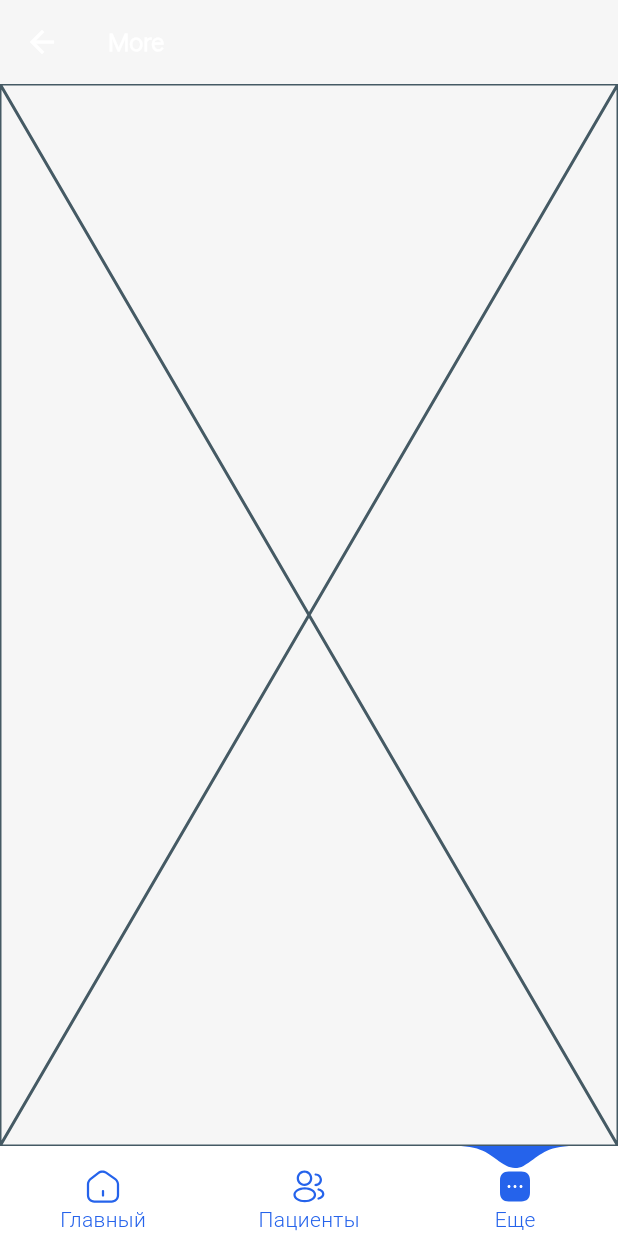
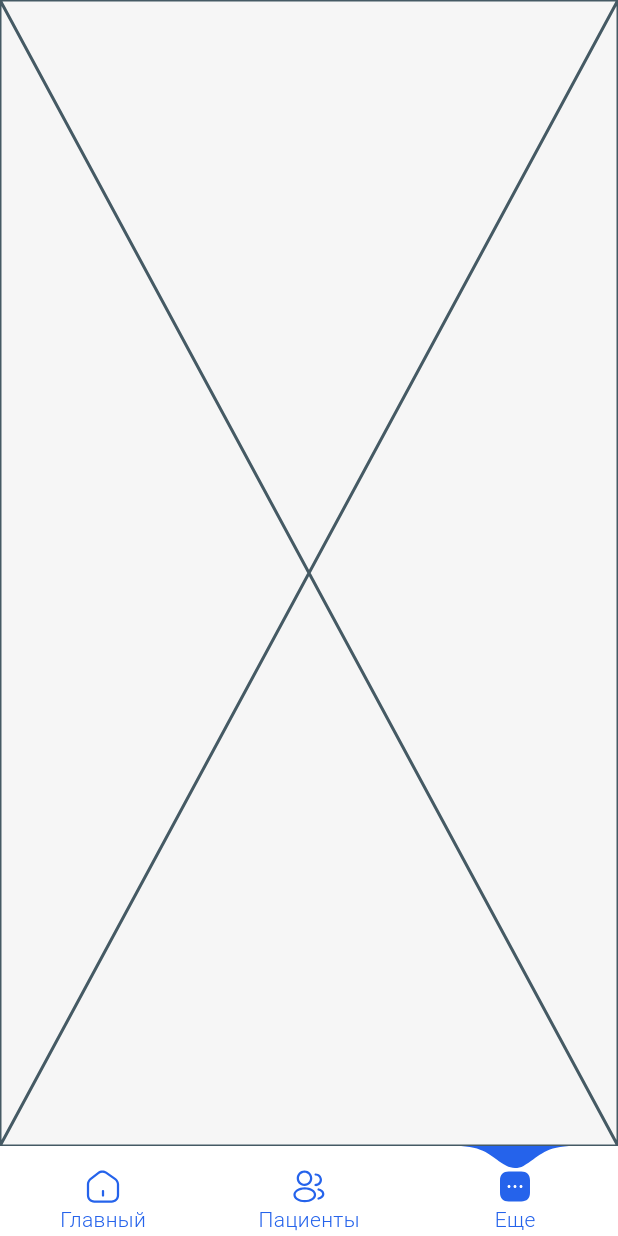
Before and after one commit to TheAbror/med_card, a Flutter app: the DocRootPage screen opened by its route, item 3 of the bottom bar chosen, on a phone screen of 412 x 824 dp. Run offline on Flutter 3.47's test engine with Material 3 defaults, Android fonts, the phone set to English and light mode, and no system bars; our stand-ins replace bot_toast, chopper, equatable, fl_chart, flutter_bloc, flutter_screenutil and 4 more; missing offline and left inert: flutter_dialogs; accounts and stored records are empty; generated files the repository leaves out were written again.

Commit message:
ca appbars

```diff
--- a/lib/lib/doc_root_page/doc_root_page.dart
+++ b/lib/lib/doc_root_page/doc_root_page.dart
@@ -3,12 +3,12 @@ import 'package:flutter_screenutil/flutter_screenutil.dart';
 import 'package:med_card/core/colors/app_colors.dart';
 import 'package:flutter/material.dart';
 import 'package:med_card/gen/assets.gen.dart';
-import 'package:percent_indicator/circular_percent_indicator.dart';
 import '../../core/nav_bar/custom_water_drop_nav_bar.dart';
 import '../root_patient_page/bloc/root_bloc.dart';
 import 'charts/weekly_chart.dart';
 import 'tabs/doc_appointment_tab/timetable_tab/timetable_tab.dart';
 import 'tabs/doc_more_tab/doc_more_tab.dart';
+import 'widgets/doctor_home_appbar.dart';
 
 class DocRootPage extends StatefulWidget {
   const DocRootPage({super.key});
@@ -35,22 +35,10 @@ class _DocRootPageState extends State<DocRootPage> {
         child: Column(
           children: [
             WeeklyChart(),
-            // CircularPercentIndicator(
-            //   radius: 120.0,
-            //   lineWidth: 13.0,
-            //   animation: true,
-            //   percent: 0.7,
-            //   center: Text(
-            //     '70.0%',
-            //     style: TextStyle(fontWeight: FontWeight.bold, fontSize: 20.0),
-            //   ),
-            //   footer: Text(
-            //     "Sales this week",
-            //     style: TextStyle(fontWeight: FontWeight.bold, fontSize: 17.0),
-            //   ),
-            //   circularStrokeCap: CircularStrokeCap.round,
-            //   progressColor: Colors.purple,
-            // ),
+            Text(
+              'data',
+              style: TextStyle(fontSize: 0.sp),
+            )
           ],
         ),
       ),
@@ -67,14 +55,11 @@ class _DocRootPageState extends State<DocRootPage> {
         var route = Assets.icons.figmaIcons;
 
         return Scaffold(
-          appBar: selectedIndex == 1 || selectedIndex == 2
-              ? AppBar(
-                  title: Text('More'),
-                  elevation: 1,
-                )
-              : home_app_bar(
-                  context,
-                  () {},
+          appBar: selectedIndex == 0
+              ? home_app_bar(context, () {})
+              : PreferredSize(
+                  preferredSize: Size.fromHeight(MediaQuery.of(context).padding.top),
+                  child: SizedBox(height: 0),
                 ),
           backgroundColor: AppColors.background,
           body: PageView(
@@ -122,81 +107,3 @@ class _DocRootPageState extends State<DocRootPage> {
     );
   }
 }
-
-PreferredSize home_app_bar(BuildContext context, VoidCallback onTap) {
-  return PreferredSize(
-    preferredSize: Size.fromHeight(50.h),
-    child: Container(
-      margin: EdgeInsets.only(left: 8.w, right: 8.w, top: 45.h),
-      padding: EdgeInsets.only(bottom: 6.h, top: 6.h, left: 12.w, right: 20.w),
-      decoration: BoxDecoration(
-        color: Theme.of(context).colorScheme.surfaceVariant,
-        borderRadius: BorderRadius.all(Radius.circular(12.r)),
-      ),
-      child: Row(
-        children: [
-          GestureDetector(
-            onTap: onTap,
-            child: AvatarBox(shortName: 'AS'),
-          ),
-          SizedBox(width: 10.w),
-          Expanded(
-            child: Column(
-              crossAxisAlignment: CrossAxisAlignment.start,
-              mainAxisAlignment: MainAxisAlignment.center,
-              children: [
-                Text(
-                  'Abror Shamuradov',
-                  style: TextStyle(
-                    fontSize: 17.sp,
-                    fontWeight: FontWeight.w700,
-                    overflow: TextOverflow.ellipsis,
-                  ),
-                ),
-                SizedBox(height: 2.h),
-                Text(
-                  'fds',
-                  style: TextStyle(
-                    fontSize: 12.sp,
-                    fontWeight: FontWeight.w200,
-                    color: const Color(0XFF8C8C8C),
-                  ),
-                ),
-              ],
-            ),
-          ),
-        ],
-      ),
-    ),
-  );
-}
-
-class AvatarBox extends StatelessWidget {
-  final String shortName;
-
-  const AvatarBox({
-    super.key,
-    required this.shortName,
-  });
-
-  @override
-  Widget build(BuildContext context) {
-    return Container(
-      width: 40.h,
-      height: 40.h,
-      alignment: Alignment.center,
-      decoration: BoxDecoration(
-        color: AppColors.inputField,
-        borderRadius: BorderRadius.all(Radius.circular(4 * 3.r)),
-      ),
-      child: Text(
-        shortName,
-        style: TextStyle(
-          fontSize: 14.sp,
-          color: AppColors.textMain,
-        ),
-        textAlign: TextAlign.center,
-      ),
-    );
-  }
-}
--- /dev/null
+++ b/lib/lib/doc_root_page/widgets/doctor_home_appbar.dart
@@ -0,0 +1,81 @@
+import 'package:flutter/material.dart';
+import 'package:flutter_screenutil/flutter_screenutil.dart';
+import 'package:med_card/core/colors/app_colors.dart';
+
+PreferredSize home_app_bar(BuildContext context, VoidCallback onTap) {
+  return PreferredSize(
+    preferredSize: Size.fromHeight(50.h),
+    child: Container(
+      margin: EdgeInsets.only(left: 8.w, right: 8.w, top: 45.h),
+      padding: EdgeInsets.only(bottom: 6.h, top: 6.h, left: 12.w, right: 20.w),
+      decoration: BoxDecoration(
+        color: Theme.of(context).colorScheme.surfaceVariant,
+        borderRadius: BorderRadius.all(Radius.circular(12.r)),
+      ),
+      child: Row(
+        children: [
+          GestureDetector(
+            onTap: onTap,
+            child: AvatarBox(shortName: 'AS'),
+          ),
+          SizedBox(width: 10.w),
+          Expanded(
+            child: Column(
+              crossAxisAlignment: CrossAxisAlignment.start,
+              mainAxisAlignment: MainAxisAlignment.center,
+              children: [
+                Text(
+                  'Abror Shamuradov',
+                  style: TextStyle(
+                    fontSize: 17.sp,
+                    fontWeight: FontWeight.w700,
+                    overflow: TextOverflow.ellipsis,
+                  ),
+                ),
+                SizedBox(height: 2.h),
+                Text(
+                  'fds',
+                  style: TextStyle(
+                    fontSize: 12.sp,
+                    fontWeight: FontWeight.w200,
+                    color: const Color(0XFF8C8C8C),
+                  ),
+                ),
+              ],
+            ),
+          ),
+        ],
+      ),
+    ),
+  );
+}
+
+class AvatarBox extends StatelessWidget {
+  final String shortName;
+
+  const AvatarBox({
+    super.key,
+    required this.shortName,
+  });
+
+  @override
+  Widget build(BuildContext context) {
+    return Container(
+      width: 40.h,
+      height: 40.h,
+      alignment: Alignment.center,
+      decoration: BoxDecoration(
+        color: AppColors.inputField,
+        borderRadius: BorderRadius.all(Radius.circular(4 * 3.r)),
+      ),
+      child: Text(
+        shortName,
+        style: TextStyle(
+          fontSize: 14.sp,
+          color: AppColors.textMain,
+        ),
+        textAlign: TextAlign.center,
+      ),
+    );
+  }
+}
--- a/pubspec.yaml
+++ b/pubspec.yaml
@@ -63,7 +63,7 @@ dependencies:
 
   flutter_dialogs: ^3.0.0
 
-  percent_indicator: ^4.2.3
+  # percent_indicator: ^4.2.3
 
   fl_chart: ^0.64.0
 
```
Also changed, not shown: pubspec.lock.
